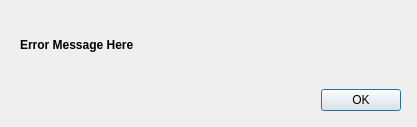
Before: the Qt Designer form ErrorDialog.ui in Hazem-ali/OS-Memory-Segmentation, drawn with Qt 5.
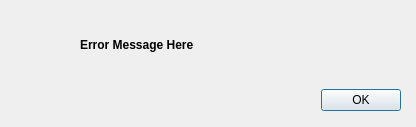
After: the same form once the commit is applied. Icons and pictures are not drawn.

What changed in the file:
```diff
--- a/ErrorDialog.ui
+++ b/ErrorDialog.ui
@@ -6,13 +6,25 @@
    <rect>
     <x>0</x>
     <y>0</y>
-    <width>417</width>
+    <width>416</width>
     <height>127</height>
    </rect>
   </property>
+  <property name="sizePolicy">
+   <sizepolicy hsizetype="Fixed" vsizetype="Ignored">
+    <horstretch>0</horstretch>
+    <verstretch>0</verstretch>
+   </sizepolicy>
+  </property>
   <property name="windowTitle">
    <string>Dialog</string>
   </property>
+  <property name="sizeGripEnabled">
+   <bool>false</bool>
+  </property>
+  <property name="modal">
+   <bool>false</bool>
+  </property>
   <widget class="QDialogButtonBox" name="buttonBox">
    <property name="geometry">
     <rect>
@@ -32,7 +44,7 @@
   <widget class="QLabel" name="ErrorMessage">
    <property name="geometry">
     <rect>
-     <x>20</x>
+     <x>80</x>
      <y>10</y>
      <width>371</width>
      <height>71</height>
@@ -48,6 +60,25 @@
     <string>&lt;html&gt;&lt;head/&gt;&lt;body&gt;&lt;p&gt;&lt;span style=&quot; font-size:9pt; font-weight:600;&quot;&gt;Error Message Here&lt;/span&gt;&lt;/p&gt;&lt;/body&gt;&lt;/html&gt;</string>
    </property>
   </widget>
+  <widget class="QLabel" name="label">
+   <property name="geometry">
+    <rect>
+     <x>20</x>
+     <y>20</y>
+     <width>51</width>
+     <height>51</height>
+    </rect>
+   </property>
+   <property name="text">
+    <string/>
+   </property>
+   <property name="pixmap">
+    <pixmap>images.jpg</pixmap>
+   </property>
+   <property name="scaledContents">
+    <bool>true</bool>
+   </property>
+  </widget>
  </widget>
  <resources/>
  <connections>
```
